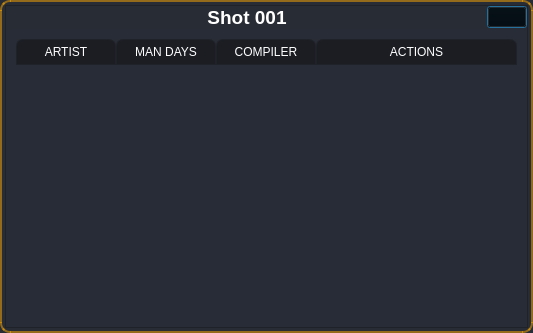
The window that ui/projects/team_list_modal.ui (Narendarvfx/Tendrill) describes before a commit, drawn with Qt 5.
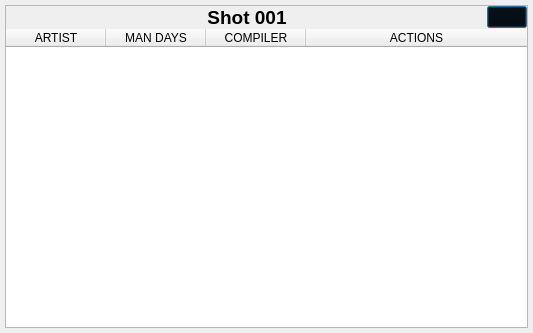
The same window after the commit. Icons and pictures are not drawn.

```diff
--- a/ui/projects/team_list_modal.ui
+++ b/ui/projects/team_list_modal.ui
@@ -26,11 +26,7 @@
    <string>Dialog</string>
   </property>
   <property name="styleSheet">
-   <string notr="true">QDialog{
-background-color: rgb(40, 44, 52);
-border:2px solid rgba(255, 170, 0, 0.5);
-border-radius:10px
-}</string>
+   <string notr="true"/>
   </property>
   <property name="sizeGripEnabled">
    <bool>false</bool>
@@ -57,214 +53,7 @@
    <item row="0" column="0">
     <widget class="QFrame" name="frame">
      <property name="styleSheet">
-      <string notr="true">QFrame{
-background-color: rgb(40, 44, 52);
-}
-/* LINE EDIT */
-QLineEdit {
-	background-color: rgb(27, 29, 35);
-	border-radius: 5px;
-	border: 2px solid rgb(27, 29, 35);
-	padding-left: 10px;
-}
-QLineEdit:hover {
-	border: 2px solid rgb(64, 71, 88);
-}
-QLineEdit:focus {
-	border: 2px solid rgb(91, 101, 124);
-}
-
-/* SCROLL BARS */
-QScrollBar:horizontal {
-    border: none;
-    background: rgb(52, 59, 72);
-    height: 14px;
-    margin: 0px 21px 0 21px;
-	border-radius: 0px;
-}
-QScrollBar::handle:horizontal {
-    background: rgb(85, 170, 255);
-    min-width: 25px;
-	border-radius: 7px
-}
-QScrollBar::add-line:horizontal {
-    border: none;
-    background: rgb(55, 63, 77);
-    width: 20px;
-	border-top-right-radius: 7px;
-    border-bottom-right-radius: 7px;
-    subcontrol-position: right;
-    subcontrol-origin: margin;
-}
-QScrollBar::sub-line:horizontal {
-    border: none;
-    background: rgb(55, 63, 77);
-    width: 20px;
-	border-top-left-radius: 7px;
-    border-bottom-left-radius: 7px;
-    subcontrol-position: left;
-    subcontrol-origin: margin;
-}
-QScrollBar::up-arrow:horizontal, QScrollBar::down-arrow:horizontal
-{
-     background: none;
-}
-QScrollBar::add-page:horizontal, QScrollBar::sub-page:horizontal
-{
-     background: none;
-}
- QScrollBar:vertical {
-	border: none;
-    background: rgb(52, 59, 72);
-    width: 14px;
-    margin: 21px 0 21px 0;
-	border-radius: 0px;
- }
- QScrollBar::handle:vertical {	
-	background: rgb(85, 170, 255);
-    min-height: 25px;
-	border-radius: 7px
- }
- QScrollBar::add-line:vertical {
-     border: none;
-    background: rgb(55, 63, 77);
-     height: 20px;
-	border-bottom-left-radius: 7px;
-    border-bottom-right-radius: 7px;
-     subcontrol-position: bottom;
-     subcontrol-origin: margin;
- }
- QScrollBar::sub-line:vertical {
-	border: none;
-    background: rgb(55, 63, 77);
-     height: 20px;
-	border-top-left-radius: 7px;
-    border-top-right-radius: 7px;
-     subcontrol-position: top;
-     subcontrol-origin: margin;
- }
- QScrollBar::up-arrow:vertical, QScrollBar::down-arrow:vertical {
-     background: none;
- }
-
- QScrollBar::add-page:vertical, QScrollBar::sub-page:vertical {
-     background: none;
- }
-
-/* CHECKBOX */
-QCheckBox::indicator {
-    border: 3px solid rgb(52, 59, 72);
-	width: 15px;
-	height: 15px;
-	border-radius: 10px;
-    background: rgb(44, 49, 60);
-}
-QCheckBox::indicator:hover {
-    border: 3px solid rgba(255, 143, 5, 0.5);
-}
-QCheckBox::indicator:checked {
-    background: 3px solid rgba(255, 143, 5, 0.5);
-	border: 3px solid rgba(255, 143, 5, 0.5);	
-	background-image: url(:/16x16/icons/16x16/cil-check-alt.png);
-}
-
-/* RADIO BUTTON */
-QRadioButton::indicator {
-    border: 3px solid rgb(52, 59, 72);
-	width: 15px;
-	height: 15px;
-	border-radius: 10px;
-    background: rgb(44, 49, 60);
-}
-QRadioButton::indicator:hover {
-    border: 3px solid rgb(58, 66, 81);
-}
-QRadioButton::indicator:checked {
-    background: 3px solid rgb(94, 106, 130);
-	border: 3px solid rgb(52, 59, 72);	
-}
-
-/* COMBOBOX */
-QComboBox{
-	background-color: rgb(27, 29, 35);
-	border-radius: 5px;
-	border: 2px solid rgb(27, 29, 35);
-	padding: 5px;
-	padding-left: 10px;
-}
-QComboBox:hover{
-	border: 2px solid rgb(64, 71, 88);
-}
-QComboBox::drop-down {
-	subcontrol-origin: padding;
-	subcontrol-position: top right;
-	width: 25px; 
-	border-left-width: 3px;
-	border-left-color: rgba(39, 44, 54, 150);
-	border-left-style: solid;
-	border-top-right-radius: 3px;
-	border-bottom-right-radius: 3px;	
-	background-image: url(:/16x16/icons/16x16/cil-arrow-bottom.png);
-	background-position: center;
-	background-repeat: no-reperat;
- }
-QComboBox QAbstractItemView {
-	color: rgb(85, 170, 255);	
-	background-color: rgb(27, 29, 35);
-	padding: 10px;
-	selection-background-color: rgb(39, 44, 54);
-}
-
-/* SLIDERS */
-QSlider::groove:horizontal {
-    border-radius: 9px;
-    height: 18px;
-	margin: 0px;
-	background-color: rgb(52, 59, 72);
-}
-QSlider::groove:horizontal:hover {
-	background-color: rgb(55, 62, 76);
-}
-QSlider::handle:horizontal {
-    background-color: rgb(85, 170, 255);
-    border: none;
-    height: 18px;
-    width: 18px;
-    margin: 0px;
-	border-radius: 9px;
-}
-QSlider::handle:horizontal:hover {
-    background-color: rgb(105, 180, 255);
-}
-QSlider::handle:horizontal:pressed {
-    background-color: rgb(65, 130, 195);
-}
-
-QSlider::groove:vertical {
-    border-radius: 9px;
-    width: 18px;
-    margin: 0px;
-	background-color: rgb(52, 59, 72);
-}
-QSlider::groove:vertical:hover {
-	background-color: rgb(55, 62, 76);
-}
-QSlider::handle:vertical {
-    background-color: rgb(85, 170, 255);
-	border: none;
-    height: 18px;
-    width: 18px;
-    margin: 0px;
-	border-radius: 9px;
-}
-QSlider::handle:vertical:hover {
-    background-color: rgb(105, 180, 255);
-}
-QSlider::handle:vertical:pressed {
-    background-color: rgb(65, 130, 195);
-}
-
-</string>
+      <string notr="true"/>
      </property>
      <property name="frameShape">
       <enum>QFrame::StyledPanel</enum>
@@ -312,8 +101,7 @@
          </font>
         </property>
         <property name="styleSheet">
-         <string notr="true">color:white;
-border:none;</string>
+         <string notr="true"/>
         </property>
         <property name="text">
          <string>Shot 001</string>
@@ -361,60 +149,7 @@
       <item row="1" column="0" colspan="4">
        <widget class="QTableWidget" name="team_tabWid">
         <property name="styleSheet">
-         <string notr="true">QTableWidget {	
-	background-color: rgb(39, 44, 54);
-	padding: 10px;
-	border-radius: 5px;
-	alternate-background-color: rgb(42, 48, 59);
-	color:white;
-}
-QTableWidget::item{
-	padding-left: 5px;
-	padding-right: 5px;
-}
-QTableWidget::item:selected{
-	background-color: rgb(28, 32, 40);
-}
-QScrollBar:horizontal {
-    border: none;
-    background: rgb(52, 59, 72);
-    height: 14px;
-    margin: 0px 21px 0 21px;
-	border-radius: 0px;
-}
- QScrollBar:vertical {
-	border: none;
-    background: rgb(52, 59, 72);
-    width: 14px;
-    margin: 21px 0 21px 0;
-	border-radius: 0px;
- }
-QHeaderView::section{
-	background-color: rgb(39, 44, 54);
-	max-width: 30px;
-	border: 1px solid rgb(44, 49, 60);
-	border-style: none;
-    border-bottom: 1px solid rgb(44, 49, 60);
-    border-right: 1px solid rgb(44, 49, 60);
-	color:white;
-}
-QTableWidget::horizontalHeader {	
-	background-color: rgb(81, 255, 0);
-}
-QHeaderView::section:horizontal
-{
-    border: 1px solid rgb(32, 34, 42);
-	background-color: rgb(27, 29, 35);
-	padding: 3px;
-	border-top-left-radius: 7px;
-    border-top-right-radius: 7px;
-}
-QHeaderView::section:vertical
-{
-    border: 1px solid rgb(44, 49, 60);
-}
-
-</string>
+         <string notr="true"/>
         </property>
         <property name="frameShape">
          <enum>QFrame::NoFrame</enum>
```
